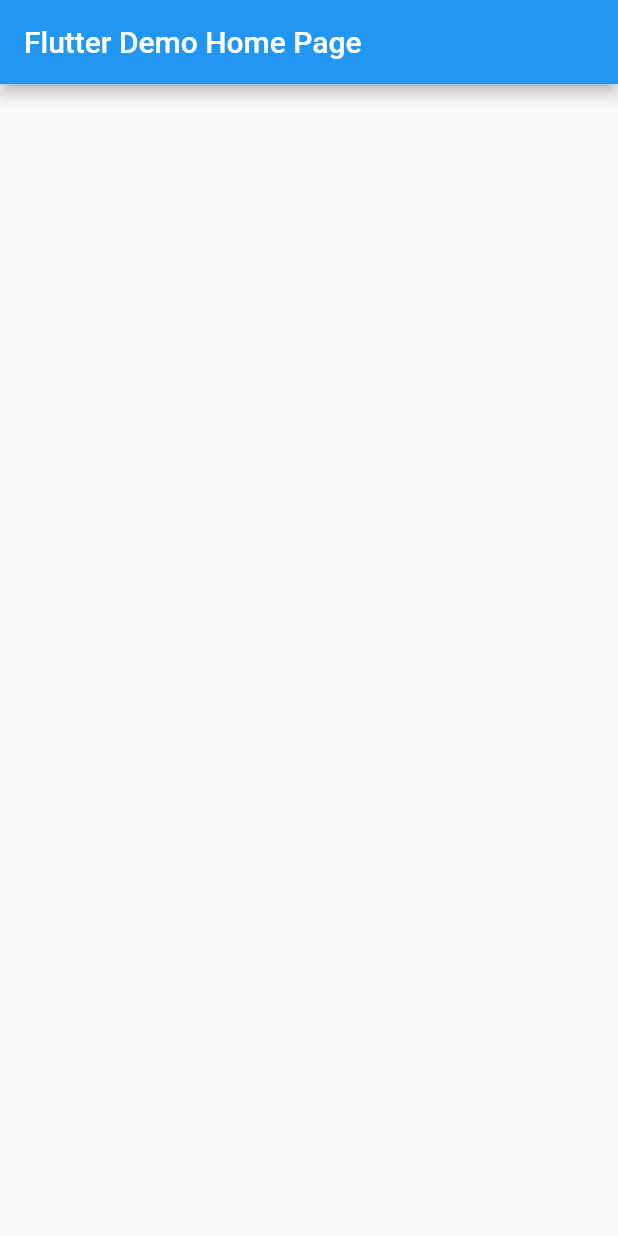
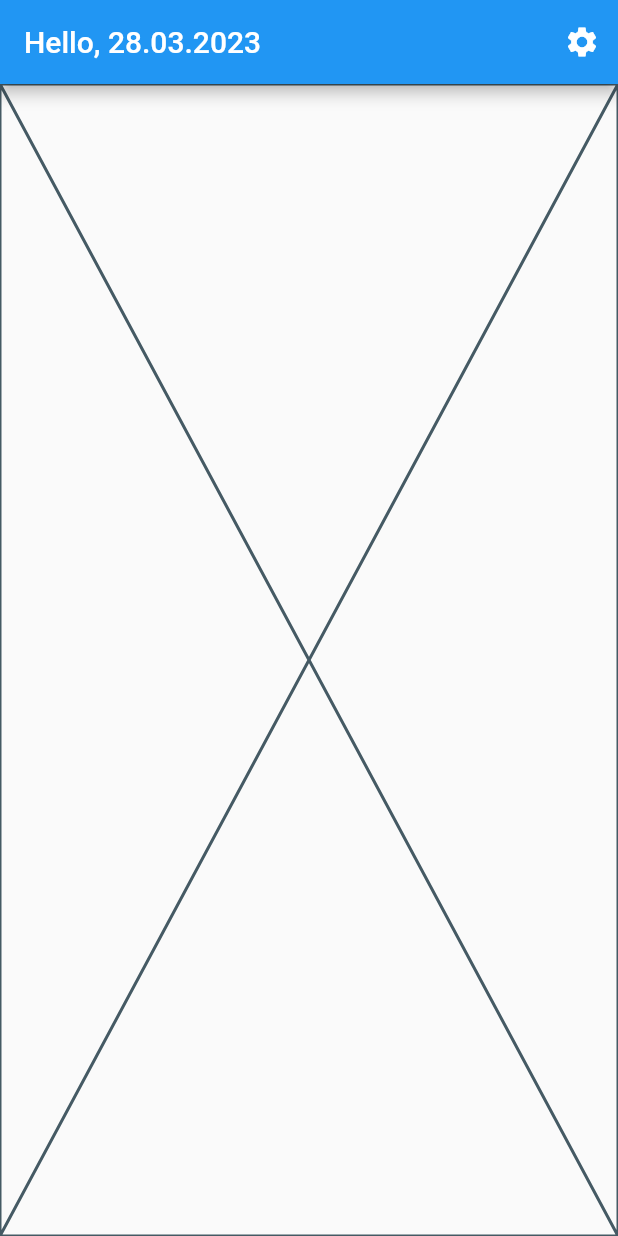
Before and after one commit to uulm-smart-sensing/smart-sensing-library, a Flutter app: the screen it shows after launch, on a phone screen of 412 x 824 dp. Run offline on Flutter 3.47's test engine with Material 2 defaults, Android fonts, the phone set to English and light mode, and no system bars; missing offline and left inert: sensing_plugin.

Commit message:
feat: Added page templates

```diff
--- a/example/lib/main.dart
+++ b/example/lib/main.dart
@@ -1,41 +1,19 @@
 import 'package:flutter/material.dart';
 
-void main() {
-  runApp(const MyApp());
-}
+import 'pages/home/home_page.dart';
 
-class MyApp extends StatelessWidget {
-  const MyApp({super.key});
+void main() => runApp(const SmartSensingLibraryDemoApp());
+
+class SmartSensingLibraryDemoApp extends StatelessWidget {
+  const SmartSensingLibraryDemoApp({super.key});
 
   @override
-  Widget build(BuildContext context) {
-    return MaterialApp(
-      title: 'Flutter Demo',
-      theme: ThemeData(
-        primarySwatch: Colors.blue,
-      ),
-      home: const MyHomePage(title: 'Flutter Demo Home Page'),
-    );
-  }
+  Widget build(BuildContext context) => MaterialApp(
+        debugShowCheckedModeBanner: false,
+        title: 'Smart Sensing Library Demo',
+        theme: ThemeData(
+          primarySwatch: Colors.blue,
+        ),
+        home: const HomePage(),
+      );
 }
-
-class MyHomePage extends StatefulWidget {
-  const MyHomePage({super.key, required this.title});
-
-  final String title;
-
-  @override
-  State<MyHomePage> createState() => _MyHomePageState();
-}
-
-class _MyHomePageState extends State<MyHomePage> {
-  @override
-  Widget build(BuildContext context) {
-    return Scaffold(
-      appBar: AppBar(
-        title: Text(widget.title),
-      ),
-      body: Container(),
-    );
-  }
-}
--- /dev/null
+++ b/example/lib/pages/home/home_page.dart
@@ -0,0 +1,32 @@
+import 'package:flutter/material.dart';
+
+import '../settings/settings_page.dart';
+
+class HomePage extends StatelessWidget {
+  const HomePage({super.key});
+
+  @override
+  Widget build(BuildContext context) {
+    var settingsButton = IconButton(
+      onPressed: () {
+        Navigator.push(
+          context,
+          MaterialPageRoute(
+            builder: (context) => const SettingsPage(),
+          ),
+        );
+      },
+      icon: const Icon(Icons.settings),
+    );
+
+    return Scaffold(
+      appBar: AppBar(
+        title: const Text("Hello, 28.03.2023"),
+        actions: [
+          settingsButton,
+        ],
+      ),
+      body: const Placeholder(),
+    );
+  }
+}
```
Also changed, not shown: example/lib/pages/historic_view/historic_view_page.dart (added, +13 -0 lines), example/lib/pages/import_export/import_export_page.dart (added, +13 -0 lines), example/lib/pages/information/information_page.dart (added, +13 -0 lines), example/lib/pages/live_view/live_view_page.dart (added, +13 -0 lines), example/lib/pages/sensor_search/sensor_search_page.dart (added, +13 -0 lines), example/lib/pages/sensor_settings/sensor_settings_page.dart (added, +13 -0 lines), example/lib/pages/settings/settings_page.dart (added, +13 -0 lines), example/lib/pages/statistics/statistics_page.dart (added, +13 -0 lines).
